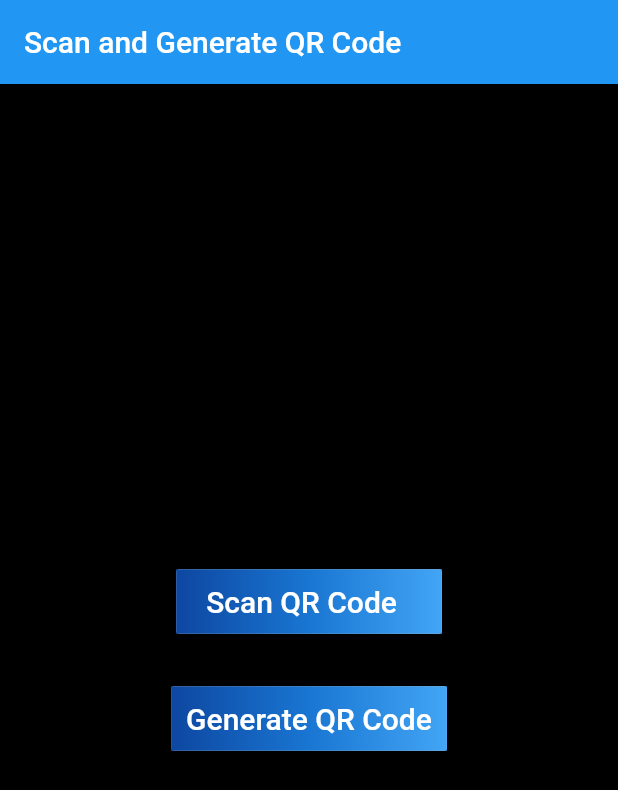
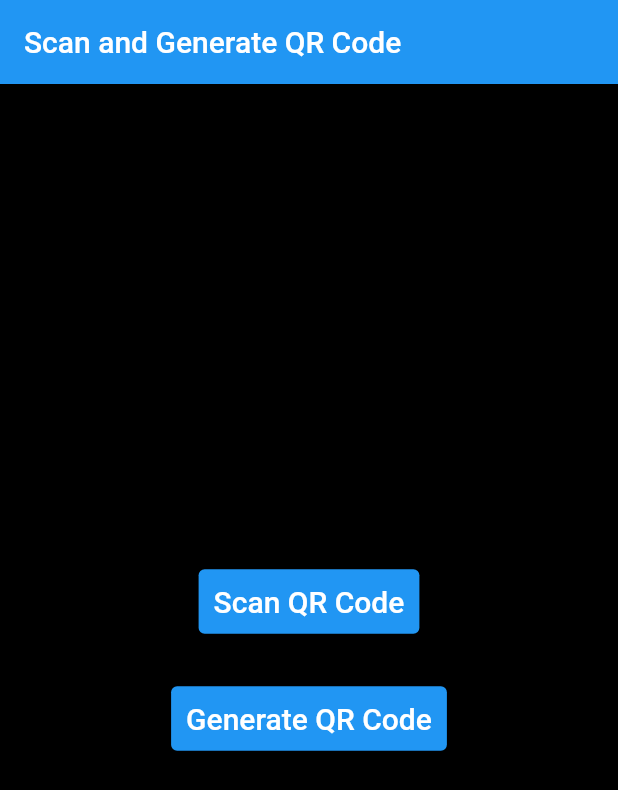
Before and after one commit to MSSohan/scan_and_generate_qr_code, a Flutter app: the screen it shows after launch, on a phone screen of 412 x 824 dp. Shown: the top 790 px of the screen. Run offline on Flutter 3.47's test engine with Material 2 defaults, Android fonts, the phone set to English and light mode, and no system bars; our stand-ins replace barcode_widget; missing offline and left inert: flutter_barcode_scanner.

Commit message:
raised button is replaced by elevated button

```diff
--- a/lib/main.dart
+++ b/lib/main.dart
@@ -27,7 +27,7 @@
 }
 
 class MyHomePage extends StatefulWidget {
-  MyHomePage({Key key, this.title}) : super(key: key);
+  const MyHomePage({Key? key, required this.title}) : super(key: key);
 
   final String title;
 
@@ -46,49 +46,31 @@
         child: Column(
           mainAxisAlignment: MainAxisAlignment.center,
           children: <Widget>[
-            RaisedButton(
+            ElevatedButton(
               onPressed: () {
                 Navigator.of(context).push(MaterialPageRoute(
                     builder: (BuildContext context) => ScanQRCode()));
               },
-                textColor: Colors.white,
-                padding: const EdgeInsets.all(0.0),
-                child: Container(
-                  decoration: const BoxDecoration(
-                    gradient: LinearGradient(
-                      colors: <Color>[
-                        Color(0xFF0D47A1),
-                        Color(0xFF1976D2),
-                        Color(0xFF42A5F5),
-                      ],
+              style: ElevatedButton.styleFrom(
+                primary: Colors.blue,
+                onPrimary: Colors.white,
+                padding: const EdgeInsets.all(10.0),
               ),
+              child: const Text('Scan QR Code', style: TextStyle(fontSize: 20)),
             ),
-                  padding: const EdgeInsets.all(10.0),
-                  child: const Text('  Scan QR Code    ',
-                      style: TextStyle(fontSize: 20)),
-                )),
             const SizedBox(height: 30),
-            RaisedButton(
+            ElevatedButton(
               onPressed: () {
                 Navigator.of(context).push(MaterialPageRoute(
                     builder: (BuildContext context) => CreateQRCode()));
               },
-                textColor: Colors.white,
-                padding: const EdgeInsets.all(0.0),
-                child: Container(
-                  decoration: const BoxDecoration(
-                    gradient: LinearGradient(
-                      colors: <Color>[
-                        Color(0xFF0D47A1),
-                        Color(0xFF1976D2),
-                        Color(0xFF42A5F5),
-                      ],
+              style: ElevatedButton.styleFrom(
+                primary: Colors.blue,
+                onPrimary: Colors.white,
+                padding: const EdgeInsets.all(10.0),
               ),
+              child: const Text('Generate QR Code', style: TextStyle(fontSize: 20)),
             ),
-                  padding: const EdgeInsets.all(10.0),
-                  child: const Text('Generate QR Code',
-                      style: TextStyle(fontSize: 20)),
-                )),
           ],
         ),
       ),
```
Lines whose indentation alone changed are shown as unchanged.
